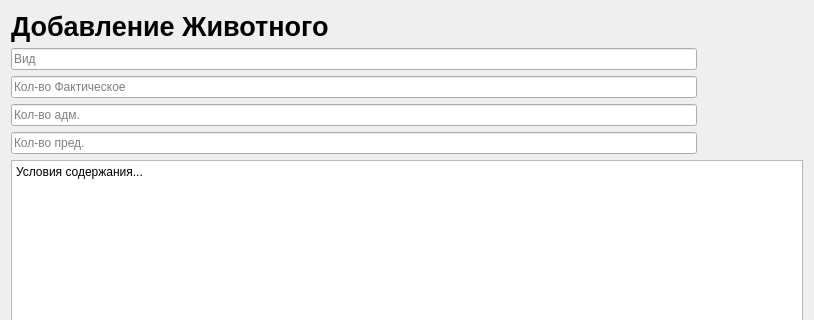
Old version of the form uis/animal_add.ui in the repository yuriiudodov/taurus-project; both pictures show x 0 to 814 and y 0 to 320 of the 814 by 550 pixel window.
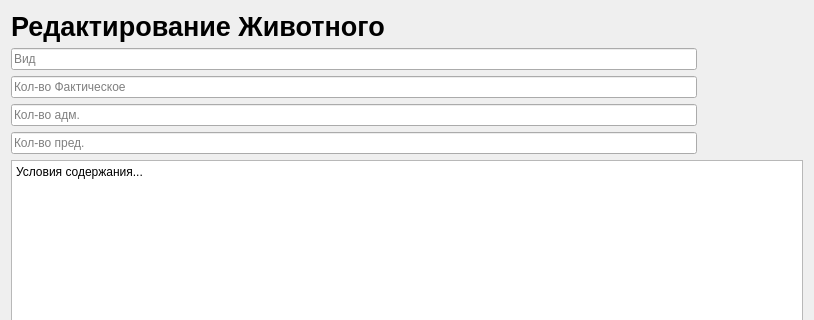
New version of the form.

Commit message:
я вспомнил как работает моя бд, но думаю хватит и варианта что держится на таблице report entries
надо ещё ... заблыл

```diff
--- a/uis/animal_add.ui
+++ b/uis/animal_add.ui
@@ -23,7 +23,7 @@
       </font>
      </property>
      <property name="text">
-      <string>Добавление Животного</string>
+      <string>Редактирование Животного</string>
      </property>
     </widget>
    </item>
```
Left out of the diff: 2 changed lines with no effect on the pictures. The commit also changes 2 other files.
